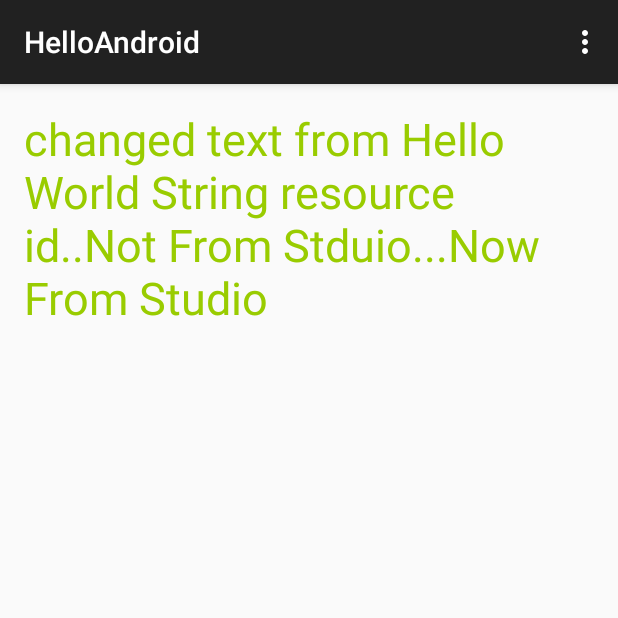
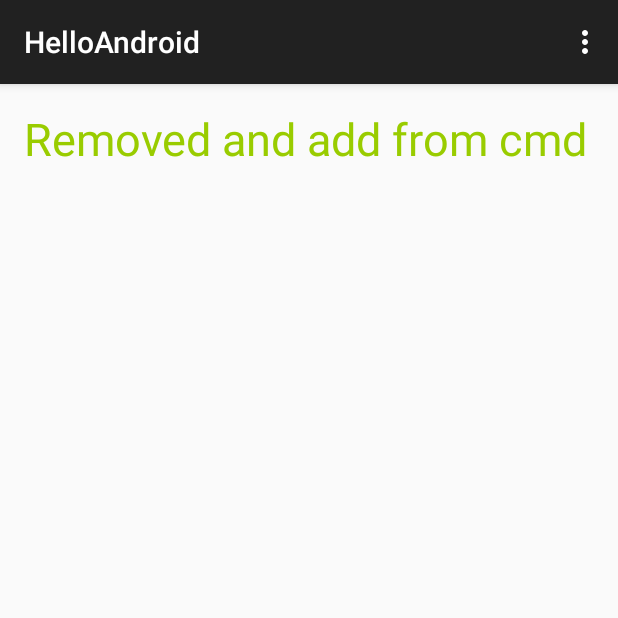
Before and after one commit to adneerav/ADGITLearn, an Android app: the screen it shows after launch (MainActivity), on a phone screen of 412 x 824 dp, the top half of it. Run offline under Robolectric (Android 15) with nearby library versions, the phone set to English and light mode, and no system bars.

Commit message:
Commit changes from studio text..

```diff
--- a/app/src/main/res/layout/fragment_main.xml
+++ b/app/src/main/res/layout/fragment_main.xml
@@ -9,7 +9,7 @@
     tools:context=".MainActivity$PlaceholderFragment">
 
     <TextView
-        android:text="changed text from Hello World String resource id..Not From Stduio...Now From Studio"
+        android:text="Removed and add from cmd"
         android:layout_width="wrap_content"
         android:textColor="#ff99cc00"
         android:textSize="30sp"
```
